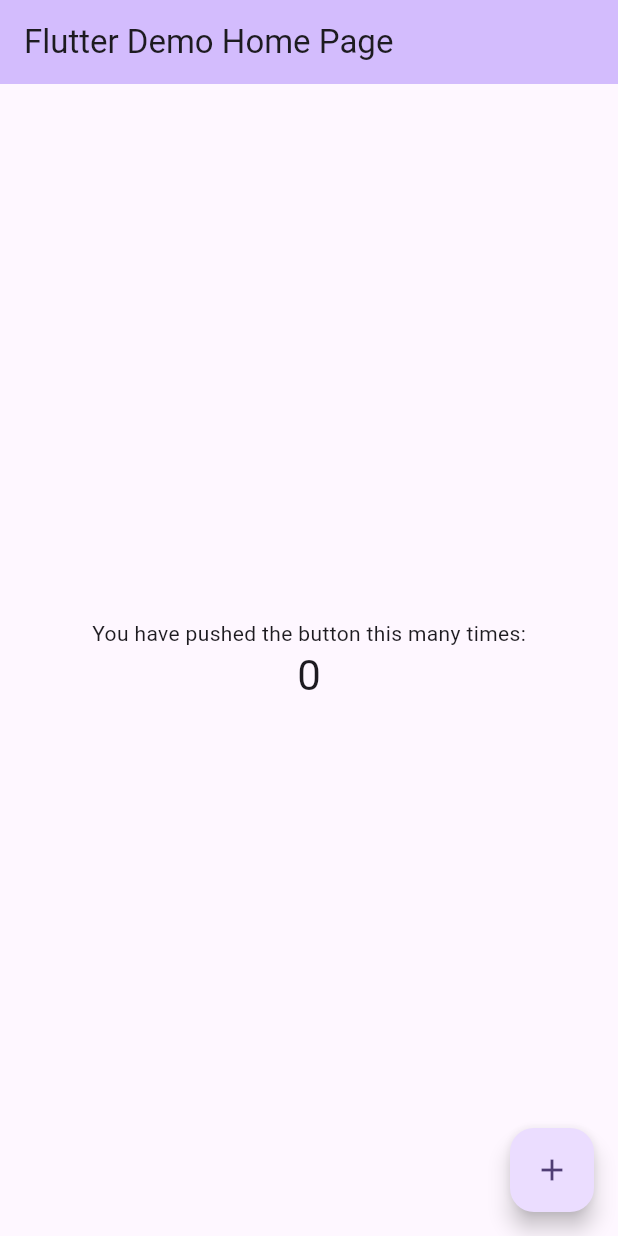
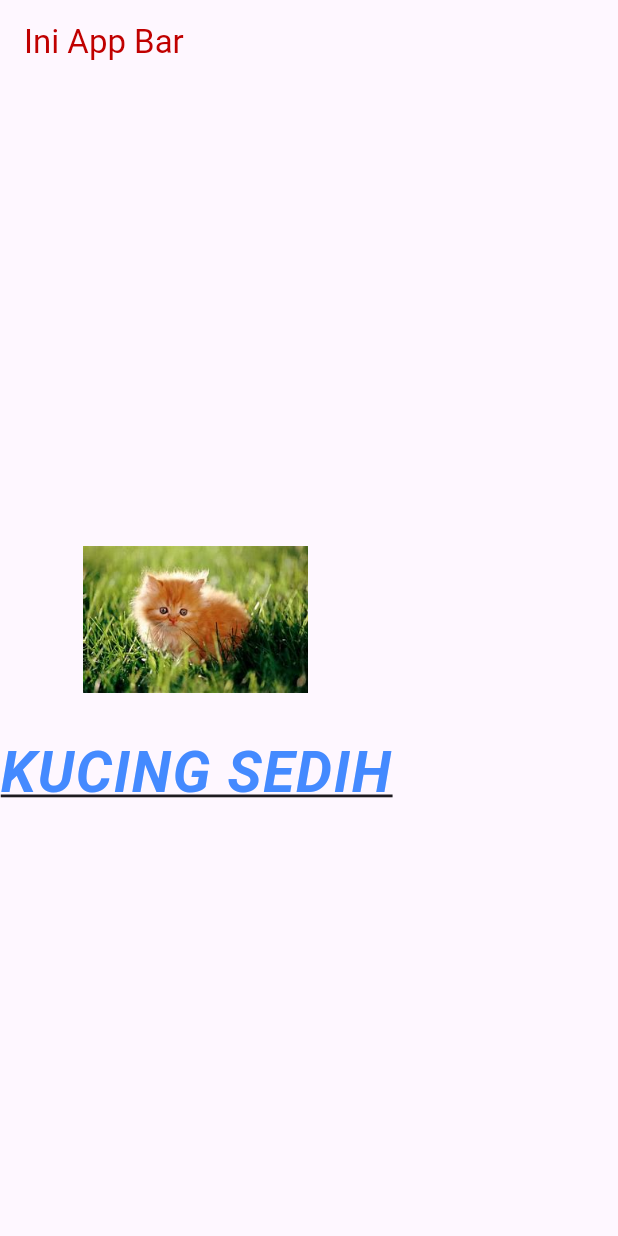
Before and after one commit to Ismameinawati/wisata_mobile_5, a Flutter app: the screen it shows after launch, on a phone screen of 412 x 824 dp. Run offline on Flutter 3.47's test engine with Material 3 defaults, Android fonts, the phone set to English and light mode, and no system bars.

Commit message:
mobile pertemuan ke-4

```diff
--- a/lib/main.dart
+++ b/lib/main.dart
@@ -1,125 +1,7 @@
 import 'package:flutter/material.dart';
+import 'package:wisata_mobile_5/mystatelesswidget.dart';
+import 'package:wisata_mobile_5/screens/mystatefulwidget.dart';
 
-void main() {
-  runApp(const MyApp());
+void main(){
+  runApp(Mystatelesswidget());
 }
-
-class MyApp extends StatelessWidget {
-  const MyApp({super.key});
-
-  // This widget is the root of your application.
-  @override
-  Widget build(BuildContext context) {
-    return MaterialApp(
-      title: 'Flutter Demo',
-      theme: ThemeData(
-        // This is the theme of your application.
-        //
-        // TRY THIS: Try running your application with "flutter run". You'll see
-        // the application has a purple toolbar. Then, without quitting the app,
-        // try changing the seedColor in the colorScheme below to Colors.green
-        // and then invoke "hot reload" (save your changes or press the "hot
-        // reload" button in a Flutter-supported IDE, or press "r" if you used
-        // the command line to start the app).
-        //
-        // Notice that the counter didn't reset back to zero; the application
-        // state is not lost during the reload. To reset the state, use hot
-        // restart instead.
-        //
-        // This works for code too, not just values: Most code changes can be
-        // tested with just a hot reload.
-        colorScheme: ColorScheme.fromSeed(seedColor: Colors.deepPurple),
-        useMaterial3: true,
-      ),
-      home: const MyHomePage(title: 'Flutter Demo Home Page'),
-    );
-  }
-}
-
-class MyHomePage extends StatefulWidget {
-  const MyHomePage({super.key, required this.title});
-
-  // This widget is the home page of your application. It is stateful, meaning
-  // that it has a State object (defined below) that contains fields that affect
-  // how it looks.
-
-  // This class is the configuration for the state. It holds the values (in this
-  // case the title) provided by the parent (in this case the App widget) and
-  // used by the build method of the State. Fields in a Widget subclass are
-  // always marked "final".
-
-  final String title;
-
-  @override
-  State<MyHomePage> createState() => _MyHomePageState();
-}
-
-class _MyHomePageState extends State<MyHomePage> {
-  int _counter = 0;
-
-  void _incrementCounter() {
-    setState(() {
-      // This call to setState tells the Flutter framework that something has
-      // changed in this State, which causes it to rerun the build method below
-      // so that the display can reflect the updated values. If we changed
-      // _counter without calling setState(), then the build method would not be
-      // called again, and so nothing would appear to happen.
-      _counter++;
-    });
-  }
-
-  @override
-  Widget build(BuildContext context) {
-    // This method is rerun every time setState is called, for instance as done
-    // by the _incrementCounter method above.
-    //
-    // The Flutter framework has been optimized to make rerunning build methods
-    // fast, so that you can just rebuild anything that needs updating rather
-    // than having to individually change instances of widgets.
-    return Scaffold(
-      appBar: AppBar(
-        // TRY THIS: Try changing the color here to a specific color (to
-        // Colors.amber, perhaps?) and trigger a hot reload to see the AppBar
-        // change color while the other colors stay the same.
-        backgroundColor: Theme.of(context).colorScheme.inversePrimary,
-        // Here we take the value from the MyHomePage object that was created by
-        // the App.build method, and use it to set our appbar title.
-        title: Text(widget.title),
-      ),
-      body: Center(
-        // Center is a layout widget. It takes a single child and positions it
-        // in the middle of the parent.
-        child: Column(
-          // Column is also a layout widget. It takes a list of children and
-          // arranges them vertically. By default, it sizes itself to fit its
-          // children horizontally, and tries to be as tall as its parent.
-          //
-          // Column has various properties to control how it sizes itself and
-          // how it positions its children. Here we use mainAxisAlignment to
-          // center the children vertically; the main axis here is the vertical
-          // axis because Columns are vertical (the cross axis would be
-          // horizontal).
-          //
-          // TRY THIS: Invoke "debug painting" (choose the "Toggle Debug Paint"
-          // action in the IDE, or press "p" in the console), to see the
-          // wireframe for each widget.
-          mainAxisAlignment: MainAxisAlignment.center,
-          children: <Widget>[
-            const Text(
-              'You have pushed the button this many times:',
-            ),
-            Text(
-              '$_counter',
-              style: Theme.of(context).textTheme.headlineMedium,
-            ),
-          ],
-        ),
-      ),
-      floatingActionButton: FloatingActionButton(
-        onPressed: _incrementCounter,
-        tooltip: 'Increment',
-        child: const Icon(Icons.add),
-      ), // This trailing comma makes auto-formatting nicer for build methods.
-    );
-  }
-}
--- /dev/null
+++ b/lib/mystatelesswidget.dart
@@ -0,0 +1,38 @@
+import 'package:flutter/material.dart';
+
+class Mystatelesswidget extends StatelessWidget {
+  const Mystatelesswidget({super.key});
+
+  @override
+  Widget build(BuildContext context) {
+    return MaterialApp(
+        title: "Ini Stateless Widget",
+        home: Scaffold(
+          appBar: AppBar(
+            title: Text(
+                'Ini App Bar',
+                style:TextStyle(color: const Color.fromARGB(255, 192, 0, 0)),
+
+                ),
+          ),
+          body: Column(mainAxisAlignment: MainAxisAlignment.center, children: [
+            Image.asset('assets/images/download.jpg',
+            width: 150,
+            height: 150,),
+             Text(
+                'KUCING SEDIH',
+                style: TextStyle(
+                    fontSize: 38,
+                    fontWeight: FontWeight.bold,
+                    color: Colors.blueAccent,
+                    letterSpacing: 1.0,
+                    fontStyle: FontStyle.italic,
+                    decoration: TextDecoration.underline,
+                ),
+
+                ),
+          ]
+          ),
+        ));
+  }
+}
--- /dev/null
+++ b/lib/screens/mystatefulwidget.dart
@@ -0,0 +1,40 @@
+import 'package:flutter/material.dart';
+
+class MyWidget extends StatefulWidget {
+  const MyWidget({super.key});
+
+  @override
+  State<MyWidget> createState() => _MyWidgetState();
+}
+
+class _MyWidgetState extends State<MyWidget> {
+  var _JumlahHitungan = 0;
+
+  void _tambahAngka() {
+    setState(() {
+      _JumlahHitungan++;
+    });
+  }
+
+  @override
+  Widget build(BuildContext context) {
+    return const MaterialApp(
+      title: "INI STATEFUL WIDGET",
+      home: Scaffold(
+        body: Column(
+          children: [
+            Text('$_JumlahHitungan'),
+            SizedBox(
+              height: 30,
+            ),
+            ElevatedButton(
+                onPressed: () {
+                  _tambahAngka();
+                },
+                child: Text("TEKAN TOMBOL INI"))
+          ],
+        ),
+      ),
+    );
+  }
+}
--- a/pubspec.yaml
+++ b/pubspec.yaml
@@ -59,9 +59,8 @@ flutter:
   uses-material-design: true
 
   # To add assets to your application, add an assets section, like this:
-  # assets:
-  #   - images/a_dot_burr.jpeg
-  #   - images/a_dot_ham.jpeg
+  assets:
+    - assets/images/
 
   # An image asset can refer to one or more resolution-specific "variants", see
   # https://flutter.dev/to/resolution-aware-images
```
Also changed, not shown: assets/images/download.jpg (added).
